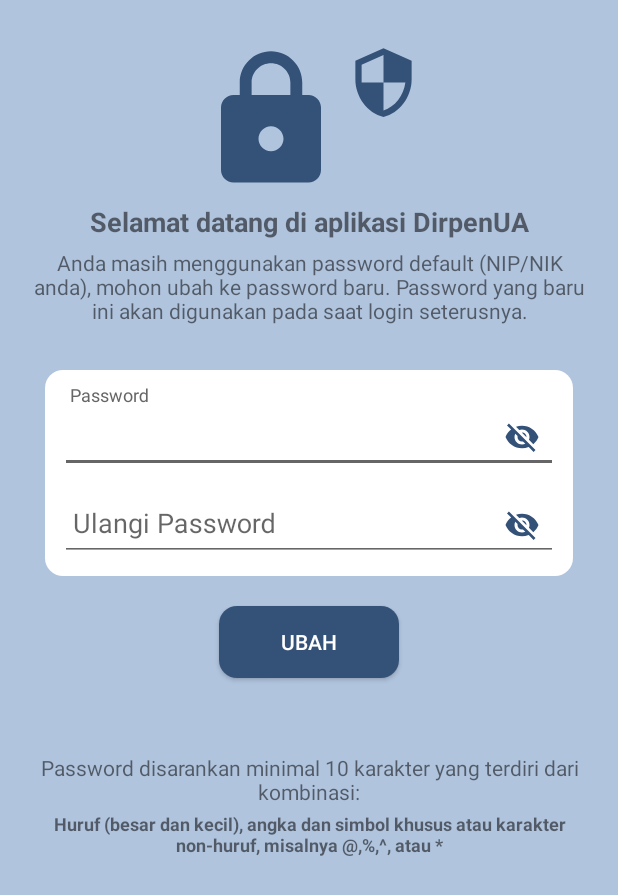
After one commit to dirpenua/DirektoratPendidikan, an Android app: the UbahPWUserBaru screen opened directly, with no data from a screen before it, on a phone screen of 412 x 824 dp. The commit adds this screen. Shown: the top 895 px of the screen. Run offline under Robolectric (Android 15) with nearby library versions, the phone set to English and light mode, and no system bars; 1 statement that could not run was skipped.

Commit message:
Initial Commit

```diff
--- a/app/src/main/java/com/example/direktoratpendidikan/SplashActivity.java
+++ b/app/src/main/java/com/example/direktoratpendidikan/SplashActivity.java
@@ -18,7 +18,7 @@ public class SplashActivity extends AppCompatActivity {
 
             @Override
             public void run() {
-                Intent intent = new Intent(SplashActivity.this, MainActivity.class);
+                Intent intent = new Intent(SplashActivity.this, Login.class);
                 startActivity(intent);
                 finish();
             }
--- /dev/null
+++ b/app/src/main/java/com/example/direktoratpendidikan/UbahPWUserBaru.java
@@ -0,0 +1,25 @@
+package com.example.direktoratpendidikan;
+
+import android.content.Intent;
+import android.support.v7.app.AppCompatActivity;
+import android.os.Bundle;
+import android.view.View;
+import android.widget.Button;
+
+public class UbahPWUserBaru extends AppCompatActivity {
+
+    Button ubah;
+    @Override
+    protected void onCreate(Bundle savedInstanceState) {
+        super.onCreate(savedInstanceState);
+        setContentView(R.layout.activity_ubah_pwuser_baru);
+        ubah = (Button) findViewById(R.id.btn_ubah);
+        ubah.setOnClickListener(new View.OnClickListener() {
+            @Override
+            public void onClick(View v) {
+                Intent i = new Intent(getApplicationContext(), MainActivity.class);
+                startActivity(i);
+            }
+        });
+    }
+}
--- /dev/null
+++ b/app/src/main/res/drawable/eyetoggle_selector.xml
@@ -0,0 +1,5 @@
+<?xml version="1.0" encoding="utf-8"?>
+<selector xmlns:android="http://schemas.android.com/apk/res/android">
+<item android:drawable="@drawable/ic_visibilityon" android:state_checked="true"/>
+<item android:drawable="@drawable/ic_visibilityoff"/>
+</selector>
--- /dev/null
+++ b/app/src/main/res/drawable/ic_password.xml
@@ -0,0 +1,5 @@
+<vector android:height="24dp" android:tint="#345278"
+    android:viewportHeight="24.0" android:viewportWidth="24.0"
+    android:width="24dp" xmlns:android="http://schemas.android.com/apk/res/android">
+    <path android:fillColor="#FF000000" android:pathData="M18,8h-1L17,6c0,-2.76 -2.24,-5 -5,-5S7,3.24 7,6v2L6,8c-1.1,0 -2,0.9 -2,2v10c0,1.1 0.9,2 2,2h12c1.1,0 2,-0.9 2,-2L20,10c0,-1.1 -0.9,-2 -2,-2zM12,17c-1.1,0 -2,-0.9 -2,-2s0.9,-2 2,-2 2,0.9 2,2 -0.9,2 -2,2zM15.1,8L8.9,8L8.9,6c0,-1.71 1.39,-3.1 3.1,-3.1 1.71,0 3.1,1.39 3.1,3.1v2z"/>
+</vector>
--- /dev/null
+++ b/app/src/main/res/drawable/ic_security.xml
@@ -0,0 +1,5 @@
+<vector android:height="24dp" android:tint="#345278"
+    android:viewportHeight="24.0" android:viewportWidth="24.0"
+    android:width="24dp" xmlns:android="http://schemas.android.com/apk/res/android">
+    <path android:fillColor="#FF000000" android:pathData="M12,1L3,5v6c0,5.55 3.84,10.74 9,12 5.16,-1.26 9,-6.45 9,-12L21,5l-9,-4zM12,11.99h7c-0.53,4.12 -3.28,7.79 -7,8.94L12,12L5,12L5,6.3l7,-3.11v8.8z"/>
+</vector>
--- /dev/null
+++ b/app/src/main/res/drawable/ic_visibilityoff.xml
@@ -0,0 +1,5 @@
+<vector android:height="24dp" android:tint="#666666"
+    android:viewportHeight="24.0" android:viewportWidth="24.0"
+    android:width="24dp" xmlns:android="http://schemas.android.com/apk/res/android">
+    <path android:fillColor="#FF000000" android:pathData="M12,7c2.76,0 5,2.24 5,5 0,0.65 -0.13,1.26 -0.36,1.83l2.92,2.92c1.51,-1.26 2.7,-2.89 3.43,-4.75 -1.73,-4.39 -6,-7.5 -11,-7.5 -1.4,0 -2.74,0.25 -3.98,0.7l2.16,2.16C10.74,7.13 11.35,7 12,7zM2,4.27l2.28,2.28 0.46,0.46C3.08,8.3 1.78,10.02 1,12c1.73,4.39 6,7.5 11,7.5 1.55,0 3.03,-0.3 4.38,-0.84l0.42,0.42L19.73,22 21,20.73 3.27,3 2,4.27zM7.53,9.8l1.55,1.55c-0.05,0.21 -0.08,0.43 -0.08,0.65 0,1.66 1.34,3 3,3 0.22,0 0.44,-0.03 0.65,-0.08l1.55,1.55c-0.67,0.33 -1.41,0.53 -2.2,0.53 -2.76,0 -5,-2.24 -5,-5 0,-0.79 0.2,-1.53 0.53,-2.2zM11.84,9.02l3.15,3.15 0.02,-0.16c0,-1.66 -1.34,-3 -3,-3l-0.17,0.01z"/>
+</vector>
--- /dev/null
+++ b/app/src/main/res/drawable/ic_visibilityon.xml
@@ -0,0 +1,5 @@
+<vector android:height="24dp" android:tint="#666666"
+    android:viewportHeight="24.0" android:viewportWidth="24.0"
+    android:width="24dp" xmlns:android="http://schemas.android.com/apk/res/android">
+    <path android:fillColor="#FF000000" android:pathData="M12,4.5C7,4.5 2.73,7.61 1,12c1.73,4.39 6,7.5 11,7.5s9.27,-3.11 11,-7.5c-1.73,-4.39 -6,-7.5 -11,-7.5zM12,17c-2.76,0 -5,-2.24 -5,-5s2.24,-5 5,-5 5,2.24 5,5 -2.24,5 -5,5zM12,9c-1.66,0 -3,1.34 -3,3s1.34,3 3,3 3,-1.34 3,-3 -1.34,-3 -3,-3z"/>
+</vector>
--- /dev/null
+++ b/app/src/main/res/drawable/rounddark.xml
@@ -0,0 +1,5 @@
+<?xml version="1.0" encoding="utf-8"?>
+<shape xmlns:android="http://schemas.android.com/apk/res/android">
+    <corners android:radius="12dp"></corners>
+    <solid android:color="@color/colorPrimaryDark"></solid>
+</shape>
--- /dev/null
+++ b/app/src/main/res/drawable/roundwhite.xml
@@ -0,0 +1,5 @@
+<?xml version="1.0" encoding="utf-8"?>
+<shape xmlns:android="http://schemas.android.com/apk/res/android">
+    <corners android:radius="12dp"></corners>
+    <solid android:color="#FFF"></solid>
+</shape>
--- /dev/null
+++ b/app/src/main/res/layout/activity_ubah_pwuser_baru.xml
@@ -0,0 +1,142 @@
+<?xml version="1.0" encoding="utf-8"?>
+<LinearLayout xmlns:android="http://schemas.android.com/apk/res/android"
+    xmlns:app="http://schemas.android.com/apk/res-auto"
+    xmlns:tools="http://schemas.android.com/tools"
+    android:layout_width="match_parent"
+    android:layout_height="match_parent"
+    android:orientation="vertical"
+    android:background="@color/colorPrimary"
+    tools:context=".UbahPWUserBaru">
+
+    <LinearLayout
+        android:layout_width="match_parent"
+        android:layout_height="wrap_content"
+        android:orientation="horizontal"
+        android:layout_marginTop="30dp"
+        android:gravity="center">
+
+        <ImageView
+            android:layout_width="100dp"
+            android:layout_height="100dp"
+            android:src="@drawable/ic_password"
+            android:padding="0dp"/>
+        <ImageView
+            android:layout_width="50dp"
+            android:layout_height="50dp"
+            android:src="@drawable/ic_security"
+            android:layout_gravity="top"/>
+    </LinearLayout>
+
+
+    <TextView
+    android:layout_width="match_parent"
+    android:layout_height="wrap_content"
+    android:layout_marginTop="5dp"
+    android:layout_marginLeft="20dp"
+    android:layout_marginRight="20dp"
+    android:textSize="18dp"
+    android:gravity="center"
+    android:textStyle="bold"
+    android:text="Selamat datang di aplikasi DirpenUA" />
+
+    <TextView
+    android:layout_width="match_parent"
+    android:layout_height="wrap_content"
+        android:layout_marginTop="5dp"
+        android:layout_marginLeft="20dp"
+        android:layout_marginRight="20dp"
+    android:textSize="14dp"
+    android:gravity="center"
+    android:text="Anda masih menggunakan password default (NIP/NIK anda), mohon ubah ke password baru. Password yang baru ini akan digunakan pada saat login seterusnya." />
+
+    <LinearLayout
+        android:layout_width="match_parent"
+        android:layout_height="wrap_content"
+        android:orientation="vertical"
+        android:layout_marginTop="30dp"
+        android:layout_marginLeft="30dp"
+        android:layout_marginRight="30dp"
+        android:layout_marginBottom="20dp"
+        android:background="@drawable/roundwhite">
+
+        <android.support.design.widget.TextInputLayout
+            android:layout_width="match_parent"
+            android:layout_height="wrap_content"
+            android:layout_marginTop="10dp"
+            android:layout_marginLeft="10dp"
+            android:layout_marginRight="10dp"
+            app:passwordToggleEnabled="true"
+            app:passwordToggleDrawable="@drawable/eyetoggle_selector"
+            app:passwordToggleTint="@color/colorPrimaryDark">
+
+            <android.support.design.widget.TextInputEditText
+                android:id="@+id/passwordbaru"
+                android:layout_width="match_parent"
+                android:layout_height="wrap_content"
+                android:layout_gravity="center"
+                android:hint=" Password"
+                android:textColorHint="@color/colorPrimaryDark"
+                android:drawableLeft="@drawable/ic_password"
+                android:inputType="textPassword"
+                android:singleLine="true" />
+        </android.support.design.widget.TextInputLayout>
+
+        <android.support.design.widget.TextInputLayout
+            android:layout_width="match_parent"
+            android:layout_height="wrap_content"
+            android:layout_marginBottom="10dp"
+            android:layout_marginLeft="10dp"
+            android:layout_marginRight="10dp"
+            app:passwordToggleEnabled="true"
+            app:passwordToggleDrawable="@drawable/eyetoggle_selector"
+            app:passwordToggleTint="@color/colorPrimaryDark">
+
+            <android.support.design.widget.TextInputEditText
+                android:id="@+id/ulangipasswordbaru"
+                android:layout_width="match_parent"
+                android:layout_height="wrap_content"
+                android:layout_gravity="center"
+                android:hint=" Ulangi Password"
+                android:textColorHint="@color/colorPrimaryDark"
+                android:drawableLeft="@drawable/ic_password"
+                android:inputType="textPassword"
+                android:singleLine="true" />
+        </android.support.design.widget.TextInputLayout>
+
+    </LinearLayout>
+
+
+        <Button
+        android:id="@+id/btn_ubah"
+        android:layout_width="120dp"
+        android:layout_height="wrap_content"
+        android:layout_alignParentTop="true"
+        android:layout_gravity="center"
+        android:layout_marginBottom="30dp"
+        android:background="@drawable/rounddark"
+        android:text="UBAH"
+        android:textColor="#FFF" />
+
+    <TextView
+        android:layout_width="match_parent"
+        android:layout_height="wrap_content"
+        android:layout_marginTop="20dp"
+        android:layout_marginLeft="20dp"
+        android:layout_marginRight="20dp"
+        android:textSize="14dp"
+        android:gravity="center"
+        android:text="Password disarankan minimal 10 karakter yang terdiri dari kombinasi:" />
+
+    <TextView
+        android:layout_width="match_parent"
+        android:layout_height="wrap_content"
+        android:layout_marginTop="3dp"
+        android:layout_marginBottom="20dp"
+        android:layout_marginLeft="20dp"
+        android:layout_marginRight="20dp"
+        android:textSize="12dp"
+        android:gravity="center"
+        android:textStyle="bold"
+        android:text="Huruf (besar dan kecil), angka dan simbol khusus atau karakter non-huruf, misalnya @,%,^, atau *" />
+
+</LinearLayout>
```
Also changed, not shown: app/src/main/AndroidManifest.xml (+6 -1 lines), app/src/main/res/layout/activity_login.xml (+97 -1 lines).
